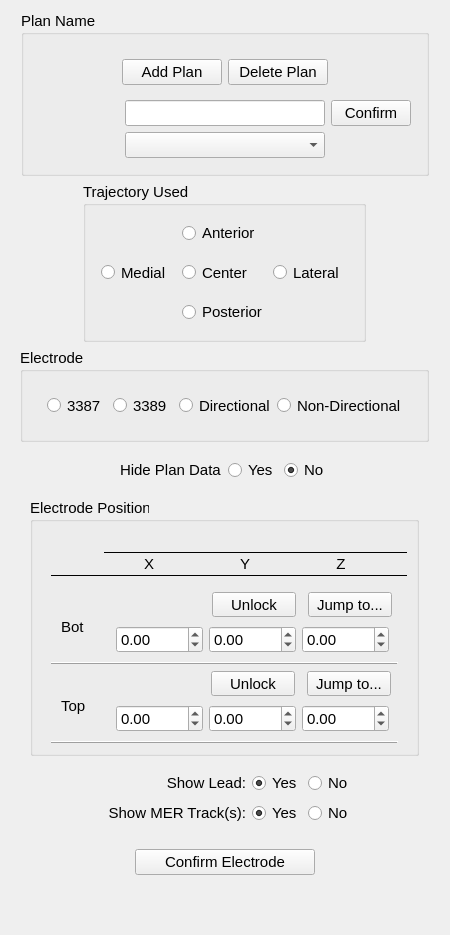
Old version of the form postopLocalization/Resources/UI/postopLocalization.ui in the repository greydongilmore/trajectoryGuideModules.
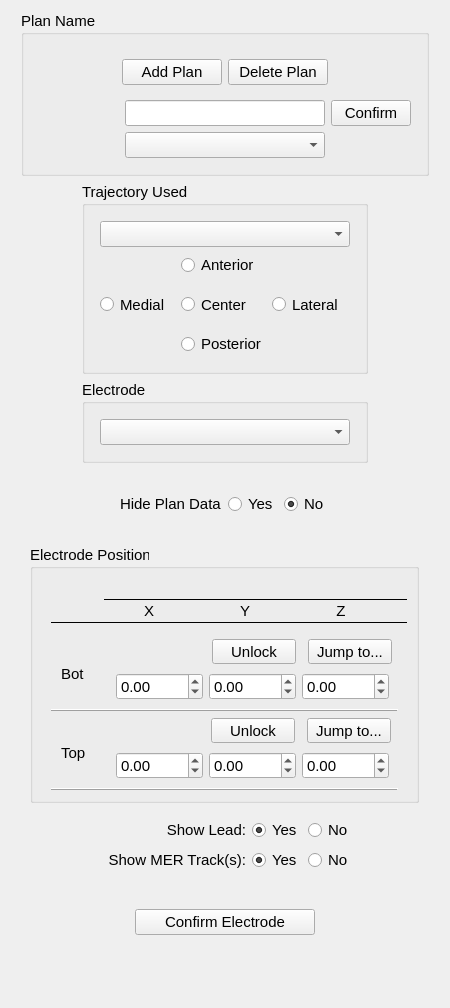
New version of the form. Custom widgets are drawn as their Qt base class.

What changed in the file:
```diff
--- a/postopLocalization/Resources/UI/postopLocalization.ui
+++ b/postopLocalization/Resources/UI/postopLocalization.ui
@@ -7,14 +7,14 @@
     <x>0</x>
     <y>0</y>
     <width>450</width>
-    <height>935</height>
+    <height>1008</height>
    </rect>
   </property>
   <property name="windowTitle">
    <string>Form</string>
   </property>
-  <layout class="QVBoxLayout" name="verticalLayout">
-   <item alignment="Qt::AlignHCenter">
+  <layout class="QGridLayout" name="gridLayout_9">
+   <item row="0" column="0" alignment="Qt::AlignHCenter">
     <widget class="QGroupBox" name="planNameGB">
      <property name="font">
       <font>
@@ -170,7 +170,7 @@
      </layout>
     </widget>
    </item>
-   <item alignment="Qt::AlignHCenter">
+   <item row="1" column="0" alignment="Qt::AlignHCenter">
     <widget class="QGroupBox" name="postTrajUsedGB">
      <property name="font">
       <font>
@@ -194,127 +194,7 @@
       <property name="bottomMargin">
        <number>15</number>
       </property>
-      <item row="1" column="2">
-       <widget class="QRadioButton" name="postLatMER">
-        <property name="sizePolicy">
-         <sizepolicy hsizetype="Fixed" vsizetype="Fixed">
-          <horstretch>0</horstretch>
-          <verstretch>0</verstretch>
-         </sizepolicy>
-        </property>
-        <property name="minimumSize">
-         <size>
-          <width>75</width>
-          <height>0</height>
-         </size>
-        </property>
-        <property name="font">
-         <font>
-          <family>Arial</family>
-          <pointsize>11</pointsize>
-         </font>
-        </property>
-        <property name="mouseTracking">
-         <bool>false</bool>
-        </property>
-        <property name="focusPolicy">
-         <enum>Qt::NoFocus</enum>
-        </property>
-        <property name="styleSheet">
-         <string notr="true">padding-top:12px;padding-bottom:12px;</string>
-        </property>
-        <property name="text">
-         <string>Lateral</string>
-        </property>
-        <property name="autoExclusive">
-         <bool>false</bool>
-        </property>
-        <attribute name="buttonGroup">
-         <string notr="true">trajUsedButtonGroup</string>
-        </attribute>
-       </widget>
-      </item>
-      <item row="2" column="1">
-       <widget class="QRadioButton" name="postPosMER">
-        <property name="sizePolicy">
-         <sizepolicy hsizetype="Fixed" vsizetype="Fixed">
-          <horstretch>0</horstretch>
-          <verstretch>0</verstretch>
-         </sizepolicy>
-        </property>
-        <property name="minimumSize">
-         <size>
-          <width>70</width>
-          <height>0</height>
-         </size>
-        </property>
-        <property name="font">
-         <font>
-          <family>Arial</family>
-          <pointsize>11</pointsize>
-         </font>
-        </property>
-        <property name="mouseTracking">
-         <bool>false</bool>
-        </property>
-        <property name="focusPolicy">
-         <enum>Qt::NoFocus</enum>
-        </property>
-        <property name="styleSheet">
-         <string notr="true"/>
-        </property>
-        <property name="text">
-         <string>Posterior</string>
-        </property>
-        <property name="autoExclusive">
-         <bool>false</bool>
-        </property>
-        <attribute name="buttonGroup">
-         <string notr="true">trajUsedButtonGroup</string>
-        </attribute>
-       </widget>
-      </item>
-      <item row="0" column="1">
-       <widget class="QRadioButton" name="postAntMER">
-        <property name="sizePolicy">
-         <sizepolicy hsizetype="Fixed" vsizetype="Fixed">
-          <horstretch>0</horstretch>
-          <verstretch>0</verstretch>
-         </sizepolicy>
-        </property>
-        <property name="minimumSize">
-         <size>
-          <width>70</width>
-          <height>0</height>
-         </size>
-        </property>
-        <property name="font">
-         <font>
-          <family>Arial</family>
-          <pointsize>11</pointsize>
-         </font>
-        </property>
-        <property name="mouseTracking">
-         <bool>false</bool>
-        </property>
-        <property name="focusPolicy">
-         <enum>Qt::NoFocus</enum>
-        </property>
-        <property name="styleSheet">
-         <string notr="true"/>
-        </property>
-        <property name="text">
-         <string>Anterior</string>
-        </property>
-        <property name="autoExclusive">
-         <bool>false</bool>
-        </property>
-        <attribute name="buttonGroup">
-         <string notr="true">trajUsedButtonGroup</string>
-        </attribute>
-       </widget>
-      </item>
-      <item row="1" column="1">
+      <item row="3" column="1">
        <widget class="QRadioButton" name="postCenMER">
         <property name="sizePolicy">
          <sizepolicy hsizetype="Fixed" vsizetype="Fixed">
@@ -357,7 +237,87 @@
         </attribute>
        </widget>
       </item>
-      <item row="1" column="0">
+      <item row="2" column="1">
+       <widget class="QRadioButton" name="postAntMER">
+        <property name="sizePolicy">
+         <sizepolicy hsizetype="Fixed" vsizetype="Fixed">
+          <horstretch>0</horstretch>
+          <verstretch>0</verstretch>
+         </sizepolicy>
+        </property>
+        <property name="minimumSize">
+         <size>
+          <width>70</width>
+          <height>0</height>
+         </size>
+        </property>
+        <property name="font">
+         <font>
+          <family>Arial</family>
+          <pointsize>11</pointsize>
+         </font>
+        </property>
+        <property name="mouseTracking">
+         <bool>false</bool>
+        </property>
+        <property name="focusPolicy">
+         <enum>Qt::NoFocus</enum>
+        </property>
+        <property name="styleSheet">
+         <string notr="true"/>
+        </property>
+        <property name="text">
+         <string>Anterior</string>
+        </property>
+        <property name="autoExclusive">
+         <bool>false</bool>
+        </property>
+        <attribute name="buttonGroup">
+         <string notr="true">trajUsedButtonGroup</string>
+        </attribute>
+       </widget>
+      </item>
+      <item row="3" column="2">
+       <widget class="QRadioButton" name="postLatMER">
+        <property name="sizePolicy">
+         <sizepolicy hsizetype="Fixed" vsizetype="Fixed">
+          <horstretch>0</horstretch>
+          <verstretch>0</verstretch>
+         </sizepolicy>
+        </property>
+        <property name="minimumSize">
+         <size>
+          <width>75</width>
+          <height>0</height>
+         </size>
+        </property>
+        <property name="font">
+         <font>
+          <family>Arial</family>
+          <pointsize>11</pointsize>
+         </font>
+        </property>
+        <property name="mouseTracking">
+         <bool>false</bool>
+        </property>
+        <property name="focusPolicy">
+         <enum>Qt::NoFocus</enum>
+        </property>
+        <property name="styleSheet">
+         <string notr="true">padding-top:12px;padding-bottom:12px;</string>
+        </property>
+        <property name="text">
+         <string>Lateral</string>
+        </property>
+        <property name="autoExclusive">
+         <bool>false</bool>
+        </property>
+        <attribute name="buttonGroup">
+         <string notr="true">trajUsedButtonGroup</string>
+        </attribute>
+       </widget>
+      </item>
+      <item row="3" column="0">
        <widget class="QRadioButton" name="postMedMER">
         <property name="sizePolicy">
          <sizepolicy hsizetype="Fixed" vsizetype="Fixed">
@@ -397,10 +357,60 @@
         </attribute>
        </widget>
       </item>
+      <item row="4" column="1">
+       <widget class="QRadioButton" name="postPosMER">
+        <property name="sizePolicy">
+         <sizepolicy hsizetype="Fixed" vsizetype="Fixed">
+          <horstretch>0</horstretch>
+          <verstretch>0</verstretch>
+         </sizepolicy>
+        </property>
+        <property name="minimumSize">
+         <size>
+          <width>70</width>
+          <height>0</height>
+         </size>
+        </property>
+        <property name="font">
+         <font>
+          <family>Arial</family>
+          <pointsize>11</pointsize>
+         </font>
+        </property>
+        <property name="mouseTracking">
+         <bool>false</bool>
+        </property>
+        <property name="focusPolicy">
+         <enum>Qt::NoFocus</enum>
+        </property>
+        <property name="styleSheet">
+         <string notr="true"/>
+        </property>
+        <property name="text">
+         <string>Posterior</string>
+        </property>
+        <property name="autoExclusive">
+         <bool>false</bool>
+        </property>
+        <attribute name="buttonGroup">
+         <string notr="true">trajUsedButtonGroup</string>
+        </attribute>
+       </widget>
+      </item>
+      <item row="1" column="0" colspan="3">
+       <widget class="QComboBox" name="postMicroModel">
+        <property name="minimumSize">
+         <size>
+          <width>250</width>
+          <height>0</height>
+         </size>
+        </property>
+       </widget>
+      </item>
      </layout>
     </widget>
    </item>
-   <item alignment="Qt::AlignHCenter">
+   <item row="2" column="0" alignment="Qt::AlignHCenter">
     <widget class="QGroupBox" name="postElecModelGB">
      <property name="font">
       <font>
@@ -425,151 +435,25 @@
        <number>15</number>
       </property>
       <item row="0" column="0">
-       <widget class="QGroupBox" name="leftElecModelGB">
-        <property name="font">
-         <font>
-          <family>Arial</family>
-          <pointsize>11</pointsize>
-         </font>
+       <widget class="QComboBox" name="postElecCB">
+        <property name="minimumSize">
+         <size>
+          <width>250</width>
+          <height>0</height>
+         </size>
         </property>
-        <property name="styleSheet">
-         <string notr="true">border:0;</string>
+        <property name="currentText">
+         <string/>
         </property>
-        <property name="title">
+        <property name="placeholderText">
          <string/>
         </property>
-        <layout class="QHBoxLayout" name="horizontalLayout_4">
-         <item>
-          <widget class="QRadioButton" name="left3387">
-           <property name="sizePolicy">
-            <sizepolicy hsizetype="Fixed" vsizetype="Fixed">
-             <horstretch>0</horstretch>
-             <verstretch>0</verstretch>
-            </sizepolicy>
-           </property>
-           <property name="minimumSize">
-            <size>
-             <width>60</width>
-             <height>0</height>
-            </size>
-           </property>
-           <property name="font">
-            <font>
-             <family>Arial</family>
-             <pointsize>11</pointsize>
-            </font>
-           </property>
-           <property name="focusPolicy">
-            <enum>Qt::NoFocus</enum>
-           </property>
-           <property name="text">
-            <string>3387</string>
-           </property>
-           <attribute name="buttonGroup">
-            <string notr="true">postElecModelButtonGroup</string>
-           </attribute>
-          </widget>
-         </item>
-         <item>
-          <widget class="QRadioButton" name="left3389">
-           <property name="sizePolicy">
-            <sizepolicy hsizetype="Fixed" vsizetype="Fixed">
-             <horstretch>0</horstretch>
-             <verstretch>0</verstretch>
-            </sizepolicy>
-           </property>
-           <property name="minimumSize">
-            <size>
-             <width>60</width>
-             <height>0</height>
-            </size>
-           </property>
-           <property name="font">
-            <font>
-             <family>Arial</family>
-             <pointsize>11</pointsize>
-            </font>
-           </property>
-           <property name="focusPolicy">
-            <enum>Qt::NoFocus</enum>
-           </property>
-           <property name="text">
-            <string>3389</string>
-           </property>
-           <attribute name="buttonGroup">
-            <string notr="true">postElecModelButtonGroup</string>
-           </attribute>
-          </widget>
-         </item>
-         <item>
-          <widget class="QRadioButton" name="leftDirectioanl">
-           <property name="sizePolicy">
-            <sizepolicy hsizetype="Fixed" vsizetype="Fixed">
-             <horstretch>0</horstretch>
-             <verstretch>0</verstretch>
-            </sizepolicy>
-           </property>
-           <property name="minimumSize">
-            <size>
-             <width>90</width>
-             <height>0</height>
-            </size>
-           </property>
-           <property name="font">
-            <font>
-             <family>Arial</family>
-             <pointsize>11</pointsize>
-            </font>
-           </property>
-           <property name="focusPolicy">
-            <enum>Qt::NoFocus</enum>
-           </property>
-           <property name="text">
-            <string>Directional</string>
-           </property>
-           <attribute name="buttonGroup">
-            <string notr="true">postElecModelButtonGroup</string>
-           </attribute>
-          </widget>
-         </item>
-         <item>
-          <widget class="QRadioButton" name="leftNondirectional">
-           <property name="sizePolicy">
-            <sizepolicy hsizetype="Fixed" vsizetype="Fixed">
-             <horstretch>0</horstretch>
-             <verstretch>0</verstretch>
-            </sizepolicy>
-           </property>
-           <property name="minimumSize">
-            <size>
-             <width>120</width>
-             <height>0</height>
-            </size>
-           </property>
-           <property name="font">
-            <font>
-             <family>Arial</family>
-             <pointsize>11</pointsize>
-            </font>
-           </property>
-           <property name="focusPolicy">
-            <enum>Qt::NoFocus</enum>
-           </property>
-           <property name="text">
-            <string>Non-Directional</string>
-           </property>
-           <attribute name="buttonGroup">
-            <string notr="true">postElecModelButtonGroup</string>
-           </attribute>
-          </widget>
-         </item>
-        </layout>
        </widget>
       </item>
      </layout>
     </widget>
    </item>
-   <item alignment="Qt::AlignHCenter">
+   <item row="3" column="0" alignment="Qt::AlignHCenter">
     <widget class="QWidget" name="hideDataWig" native="true">
      <layout class="QGridLayout" name="gridLayout_2">
       <item row="0" column="0">
@@ -644,7 +528,7 @@
      </layout>
     </widget>
    </item>
-   <item alignment="Qt::AlignHCenter">
+   <item row="4" column="0" alignment="Qt::AlignHCenter">
     <widget class="QGroupBox" name="postElecPositionGB">
      <property name="font">
       <font>
@@ -1422,7 +1306,7 @@
      </layout>
     </widget>
    </item>
-   <item alignment="Qt::AlignHCenter">
+   <item row="5" column="0" alignment="Qt::AlignHCenter">
     <widget class="QWidget" name="widget_2" native="true">
      <layout class="QGridLayout" name="gridLayout">
       <item row="0" column="1">
@@ -1557,7 +1441,7 @@
      </layout>
     </widget>
    </item>
-   <item alignment="Qt::AlignHCenter">
+   <item row="6" column="0" alignment="Qt::AlignHCenter">
     <widget class="QWidget" name="widget_3" native="true">
      <layout class="QGridLayout" name="gridLayout_4">
       <item row="0" column="0">
@@ -1588,7 +1472,7 @@
      </layout>
     </widget>
    </item>
-   <item>
+   <item row="7" column="0">
     <spacer name="verticalSpacer">
      <property name="orientation">
       <enum>Qt::Vertical</enum>
```
Left out of the diff: 11 changed lines with no effect on the pictures.
